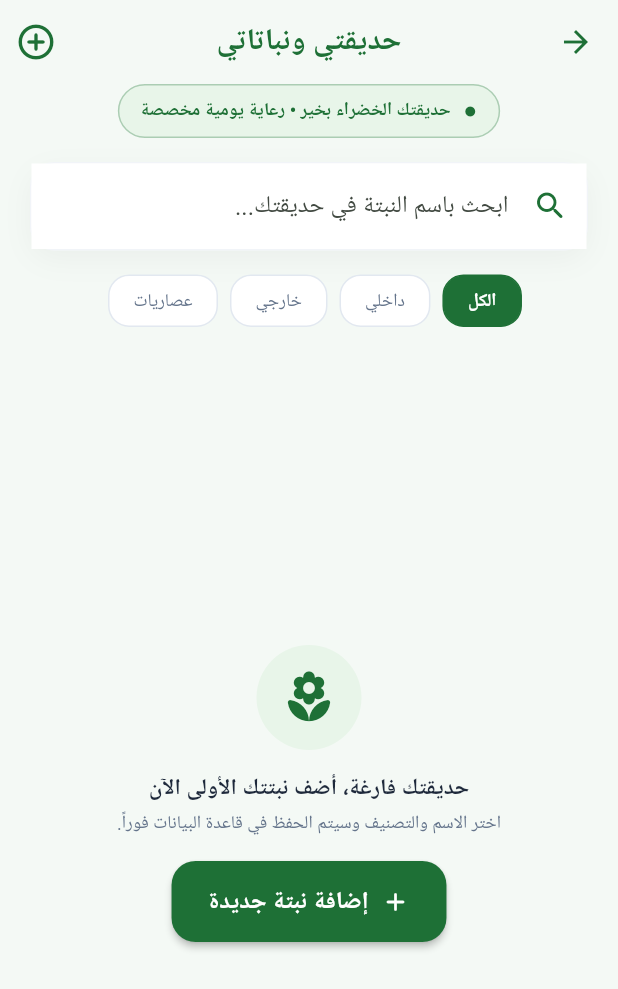
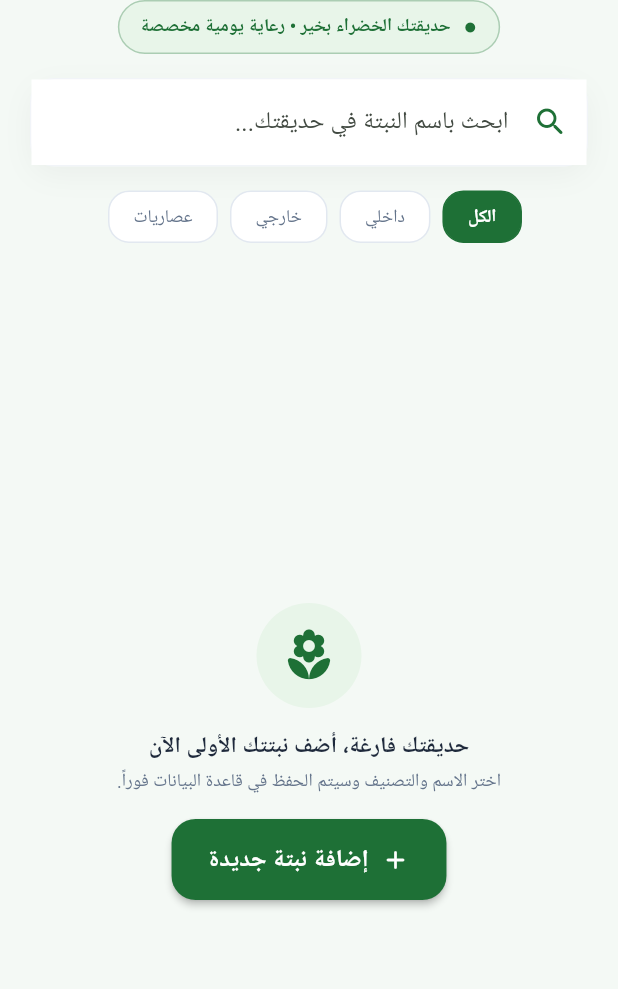
Before and after one commit to ansam61/Ghiras-Flutter-App, a Flutter app: the MyPlantsTab screen opened directly, on a phone screen of 412 x 824 dp. Shown: the top 989 px of the screen. Run offline on Flutter 3.47's test engine with Material 3 defaults, Android fonts, the phone set to English and light mode, and no system bars; our stand-ins replace google_fonts, image_picker; network calls fail; Roboto replaces fonts that are missing (Cairo); project files that could hold a hidden picture were left out.

Commit message:
fix: Remove duplicate title headers across tabs

```diff
--- a/lib/screens/my_plants/my_plants_tab.dart
+++ b/lib/screens/my_plants/my_plants_tab.dart
@@ -72,21 +72,6 @@ class _MyPlantsTabState extends State<MyPlantsTab> {
     final settings = Provider.of<AppSettingsProvider>(context);
 
     return Scaffold(
-      appBar: AppBar(
-        title: Text(settings.getText('حديقتي ونباتاتي', 'My Garden & Plants')),
-        actions: [
-          IconButton(
-            icon: const Icon(Icons.add_circle_outline_rounded,
-                color: AppTheme.primaryGreen, size: 28),
-            onPressed: () {
-              Navigator.push(
-                context,
-                MaterialPageRoute(builder: (_) => const AddPlantScreen()),
-              );
-            },
-          ),
-        ],
-      ),
       body: SafeArea(
         child: Consumer<PlantProvider>(
           builder: (context, plantProvider, child) {
--- a/obj/Debug/net10.0/rpswa.dswa.cache.json
+++ b/obj/Debug/net10.0/rpswa.dswa.cache.json
@@ -1 +1 @@
-{"GlobalPropertiesHash":"Rbn3VuTR3YiD89Ui8z7VkoUir4ZGVUbnNSmv/cjJeI8=","FingerprintPatternsHash":"gq3WsqcKBUGTSNle7RKKyXRIwh7M8ccEqOqYvIzoM04=","PropertyOverridesHash":"8ZRc1sGeVrPBx4lD717BgRaQekyh78QKV9SKsdt638U=","InputHashes":["MT0LQrwG\u002BwC1o8\u002BtGJ/Hp00FemN9gsGAoB7yzr2Apm4=","Y3D/S84Y8RbDwiHsiFk2XbwwnYtOHsDbM8V8Mp5TXe0=","wzXHKbav2CVjxbKk4hhQ2PoffdHsIjrogryE5cWye/o=","Q\u002B545M4j2vT7fBGtwrBr4wo3An/hZRB\u002B/IxmfwNztFs=","pTp7tGtFgAdUos22aChKAvggs8eQ9KTIqW5mkkntD0Y="],"CachedAssets":{},"CachedCopyCandidates":{}}
+{"GlobalPropertiesHash":"Rbn3VuTR3YiD89Ui8z7VkoUir4ZGVUbnNSmv/cjJeI8=","FingerprintPatternsHash":"gq3WsqcKBUGTSNle7RKKyXRIwh7M8ccEqOqYvIzoM04=","PropertyOverridesHash":"8ZRc1sGeVrPBx4lD717BgRaQekyh78QKV9SKsdt638U=","InputHashes":["qwRPs9ulZ2h8VD4NWUq/hxkNjocsOfIWAPIF8zjf\u002Ba8=","2V39OfNkGXi/wzAPHt\u002BzNBJNuPS\u002BJJqEzV\u002BzLEajdQ8=","cNQdBw\u002B4xFK3Eph1Q1Ux5ymE2/yN208spzwTV3Bl1mM=","Q\u002B545M4j2vT7fBGtwrBr4wo3An/hZRB\u002B/IxmfwNztFs=","pTp7tGtFgAdUos22aChKAvggs8eQ9KTIqW5mkkntD0Y="],"CachedAssets":{},"CachedCopyCandidates":{}}
```
Also changed, not shown: lib/screens/encyclopedia/encyclopedia_tab.dart (+0 -12 lines), lib/screens/main_navigation_screen.dart (+14 -0 lines), lib/screens/profile/profile_tab.dart (+0 -12 lines), 2 other files.
